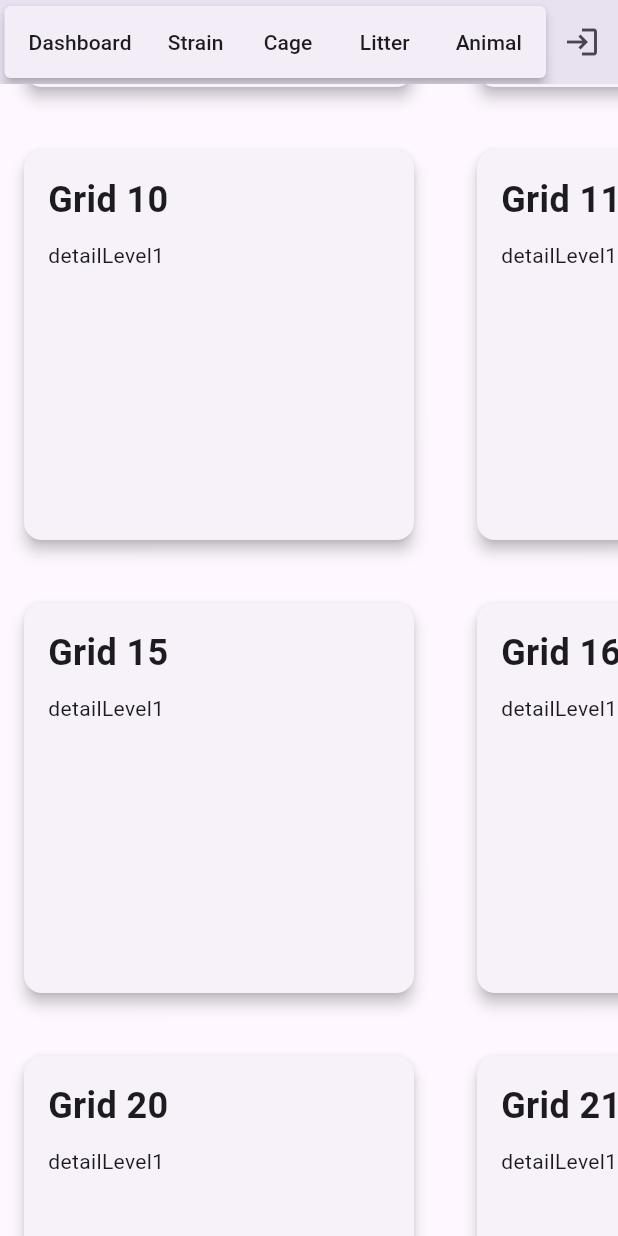
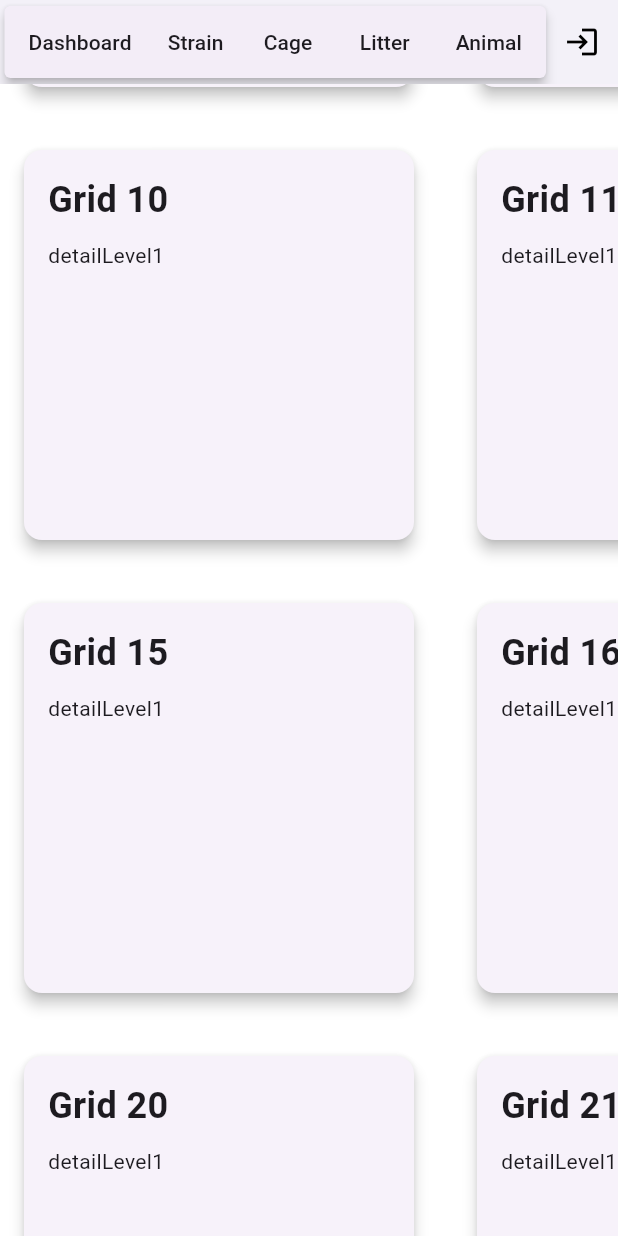
Before and after one commit to chid9202/moustra-mobile, a Flutter app: the screen it shows after launch, scrolled down 576 dp, on a phone screen of 412 x 824 dp. Run offline on Flutter 3.47's test engine with Material 3 defaults, Android fonts, the phone set to English and light mode, and no system bars; our stand-ins replace go_router; missing offline and left inert: auth0_flutter.

Commit message:
change background color from pink to white

```diff
--- a/lib/main.dart
+++ b/lib/main.dart
@@ -22,6 +22,14 @@ class MyApp extends StatelessWidget {
   @override
   Widget build(BuildContext context) {
     return MaterialApp.router(
+      theme: ThemeData(
+        useMaterial3: true,
+        scaffoldBackgroundColor: Colors.white,
+        appBarTheme: const AppBarTheme(
+          backgroundColor: Colors.white,
+          foregroundColor: Colors.black,
+        ),
+      ),
       routerConfig: GoRouter(
         routes: [
           ShellRoute(
```
